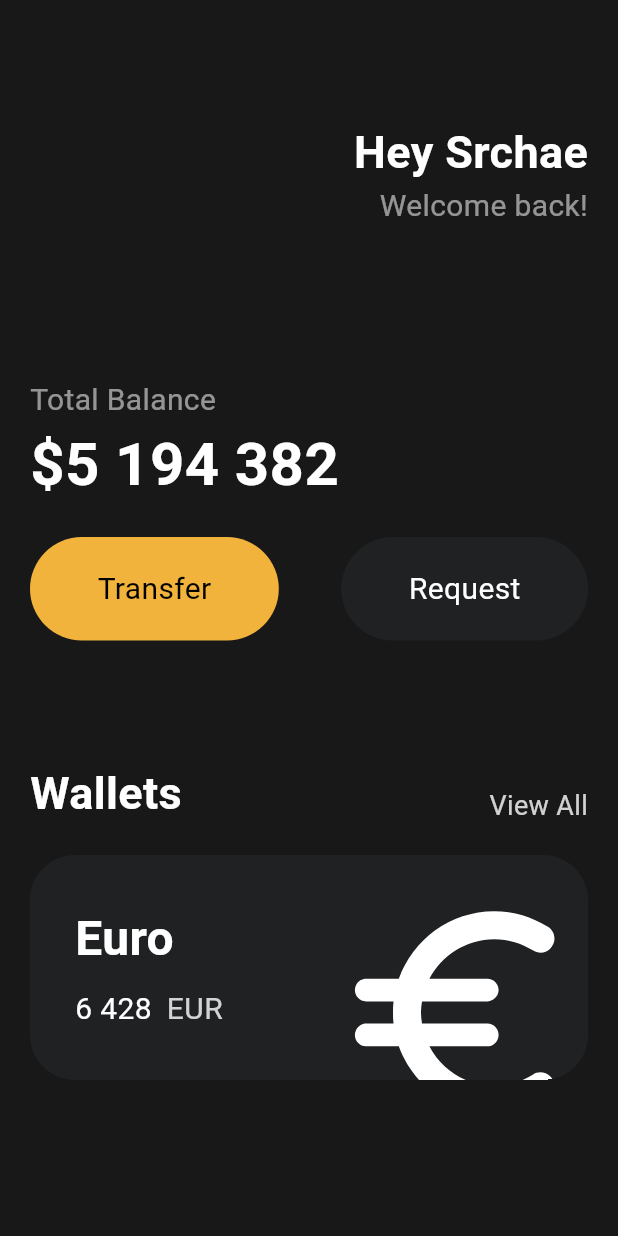
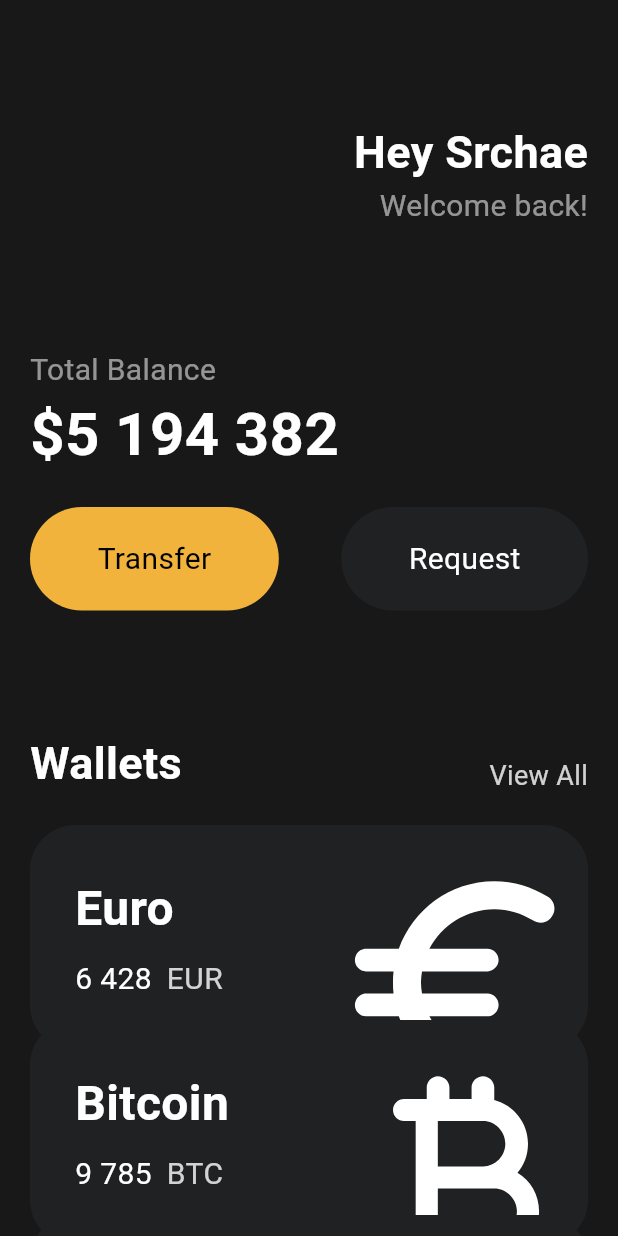
Before and after one commit to srchae/flutter-begin, a Flutter app: the screen it shows after launch, on a phone screen of 412 x 824 dp. Run offline on Flutter 3.47's test engine with Material 3 defaults, Android fonts, the phone set to English and light mode, and no system bars.

Commit message:
💄 Style: translate과 SingleChildScrollView

```diff
--- a/lib/main.dart
+++ b/lib/main.dart
@@ -14,7 +14,9 @@ class MyApp extends StatelessWidget {
     return MaterialApp(
         home: Scaffold(
             backgroundColor: Color(0xFF181818),
-            body: Padding(
+            // SingleChildScrollView : 크기를 초과하는 콘텐츠를 스크롤 가능하게 만들어주는 위젯
+            body: SingleChildScrollView(
+              child: Padding(
                 padding: EdgeInsets.symmetric(horizontal: 20),
                 child: Column(
                   crossAxisAlignment: CrossAxisAlignment.start,
@@ -42,7 +44,7 @@ class MyApp extends StatelessWidget {
                           ]),
                     ]),
                     SizedBox(
-                    height: 100,
+                      height: 80,
                     ),
                     Text(
                       "Total Balance",
@@ -103,8 +105,31 @@ class MyApp extends StatelessWidget {
                       name: "Euro",
                       code: "EUR",
                       amount: "6 428",
-                      icon: Icons.euro_rounded)
+                      icon: Icons.euro_rounded,
+                      isInverted: false,
+                    ),
+                    Transform.translate(
+                      offset: Offset(0, -20),
+                      child: CurrencyCard(
+                        name: "Bitcoin",
+                        code: "BTC",
+                        amount: "9 785",
+                        icon: Icons.currency_bitcoin_rounded,
+                        isInverted: true,
+                      ),
+                    ),
+                    Transform.translate(
+                      offset: Offset(0, -40),
+                      child: CurrencyCard(
+                        name: "Dollar",
+                        code: "USD",
+                        amount: "428",
+                        icon: Icons.attach_money_outlined,
+                        isInverted: false,
+                      ),
+                    )
                   ],
+                ),
               ),
             )));
   }
```
Lines whose indentation alone changed are shown as unchanged.
